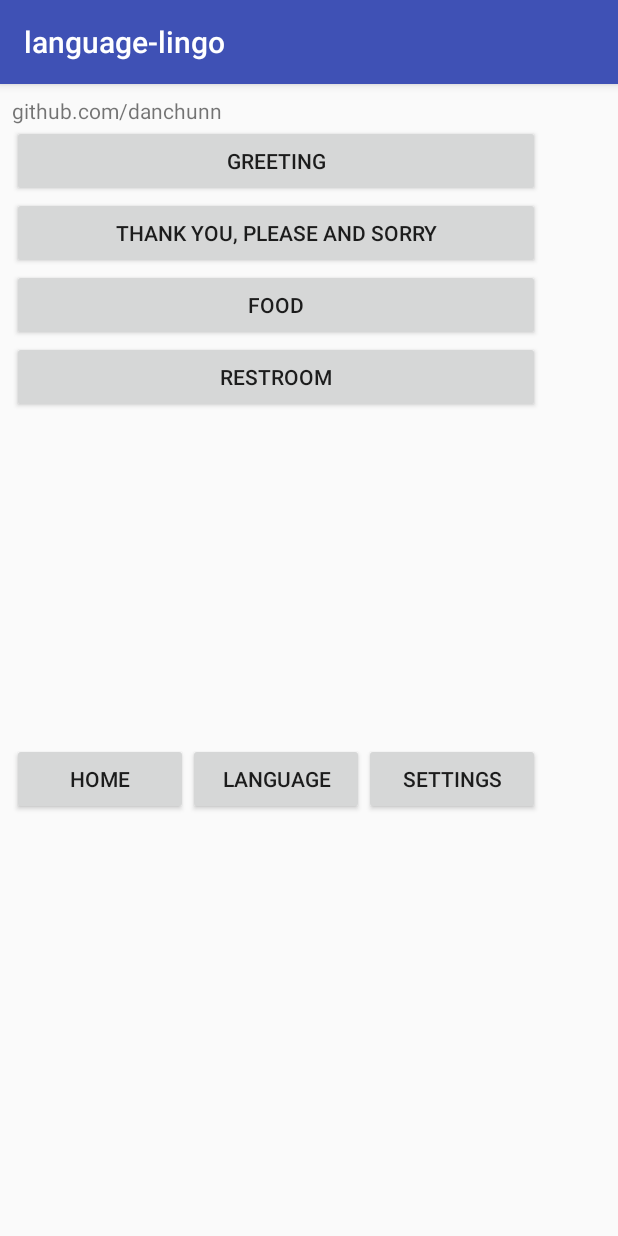
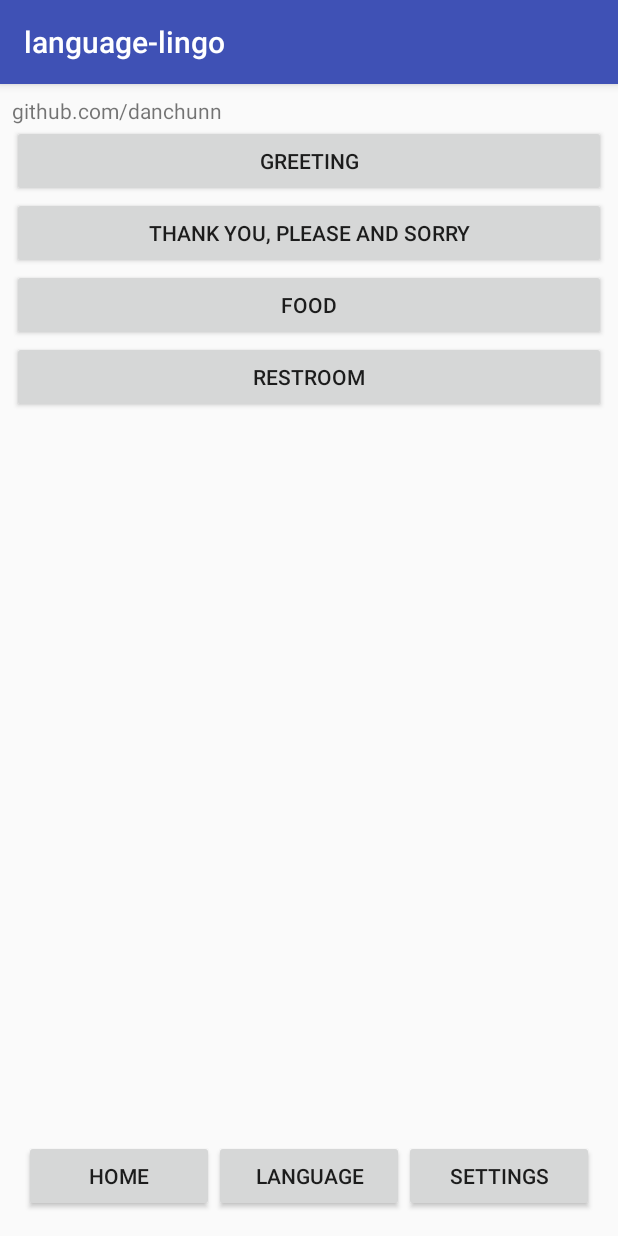
Before and after one commit to DanChunn/language-lingo, an Android app: the screen it shows after launch (CategoriesActivity), on a phone screen of 412 x 824 dp. Run offline under Robolectric (Android 15) with nearby library versions, the phone set to English and light mode, and no system bars.

Commit message:
adjusted layouts, removed bottom buttons for some screens

```diff
--- a/app/src/main/res/layout/activity_categories.xml
+++ b/app/src/main/res/layout/activity_categories.xml
@@ -8,15 +8,8 @@
     tools:context="com.danchunn.language_lingo.CategoriesActivity">
 
     <LinearLayout
-        android:layout_width="368dp"
-        android:layout_height="495dp"
-        android:orientation="vertical"
-        tools:layout_editor_absoluteX="8dp"
-        tools:layout_editor_absoluteY="8dp">
-
-        <LinearLayout
         android:id="@+id/categories"
-            android:layout_width="match_parent"
+        android:layout_width="0dp"
         android:layout_height="wrap_content"
         android:layout_marginBottom="8dp"
         android:layout_marginEnd="8dp"
@@ -29,8 +22,27 @@
         app:layout_constraintBottom_toTopOf="@+id/linearLayout"
         app:layout_constraintLeft_toLeftOf="parent"
         app:layout_constraintRight_toRightOf="parent"
+        app:layout_constraintTop_toTopOf="parent"
+        tools:layout_constraintRight_creator="1"
+        tools:layout_constraintLeft_creator="1">
+    </LinearLayout>
+
+    <LinearLayout
+        android:layout_width="0dp"
+        android:layout_height="0dp"
+        android:orientation="vertical"
+        tools:layout_constraintTop_creator="1"
+        tools:layout_constraintRight_creator="1"
+        tools:layout_constraintBottom_creator="1"
+        android:layout_marginStart="8dp"
+        app:layout_constraintBottom_toBottomOf="parent"
+        android:layout_marginEnd="8dp"
+        app:layout_constraintRight_toRightOf="parent"
+        android:layout_marginTop="8dp"
+        tools:layout_constraintLeft_creator="1"
+        android:layout_marginBottom="8dp"
+        app:layout_constraintLeft_toLeftOf="parent"
         app:layout_constraintTop_toTopOf="parent">
-        </LinearLayout>
 
         <LinearLayout
             android:id="@+id/linearLayout"
```
Also changed, not shown: app/src/main/res/layout/activity_phrases.xml (+15 -59 lines), app/src/main/res/layout/activity_translation.xml (+18 -60 lines). Lines whose indentation alone changed are shown as unchanged.
